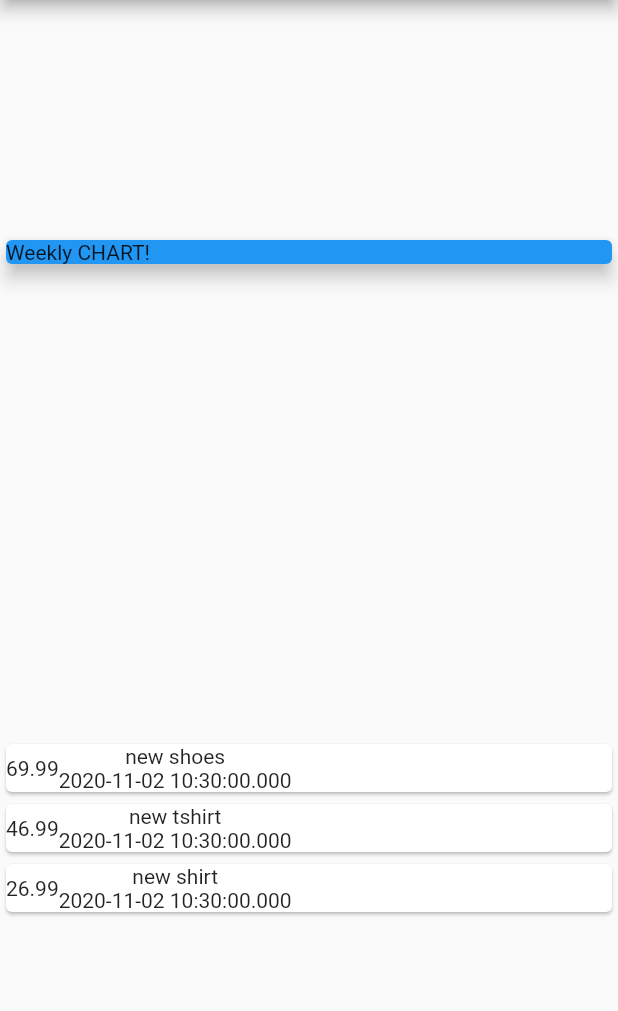
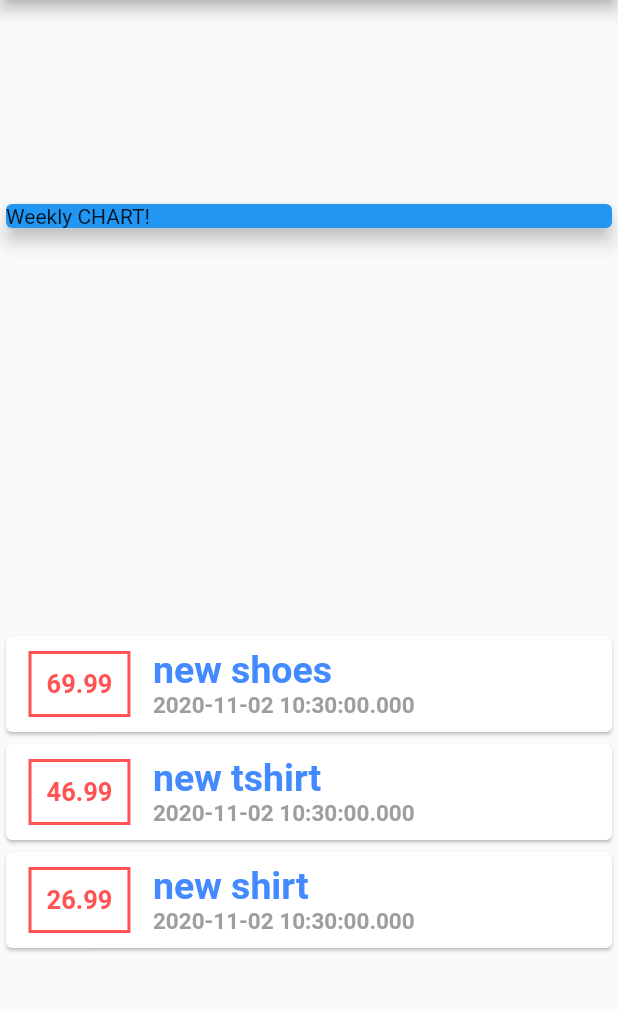
Before and after one commit to IonutSKL/myExpensesApp, a Flutter app: the screen it shows after launch, on a phone screen of 412 x 824 dp, the part 84-1095 px from its top. Run offline on Flutter 3.47's test engine with Material 2 defaults, Android fonts, the phone set to English and light mode, and no system bars.

Commit message:
small updates - style

```diff
--- a/lib/main.dart
+++ b/lib/main.dart
@@ -62,15 +62,43 @@ class MyHomePage extends StatelessWidget {
                 child: Row(
                   children: <Widget>[
                     Container(
+                      margin: EdgeInsets.symmetric(
+                        vertical: 10,
+                        horizontal: 15,
+                      ),
+                      decoration: BoxDecoration(
+                        border: Border.all(
+                          color: Colors.redAccent,
+                          width: 2,
+                        ),
+                      ),
+                      padding: EdgeInsets.all(10),
                       child: Text(
                         tx.amount.toString(),
+                        style: TextStyle(
+                          fontWeight: FontWeight.bold,
+                          fontSize: 17,
+                          color: Colors.redAccent,
+                        ),
                       ),
                     ),
                     Column(
+                      crossAxisAlignment: CrossAxisAlignment.start,
                       children: <Widget>[
-                        Text(tx.title),
+                        Text(
+                          tx.title,
+                          style: TextStyle(
+                            fontWeight: FontWeight.bold,
+                            fontSize: 25,
+                            color: Colors.blueAccent,
+                          ),
+                        ),
                         Text(
                           tx.date.toString(),
+                          style: TextStyle(
+                              fontWeight: FontWeight.bold,
+                              fontSize: 15,
+                              color: Colors.grey),
                         ),
                       ],
                     ),
```
